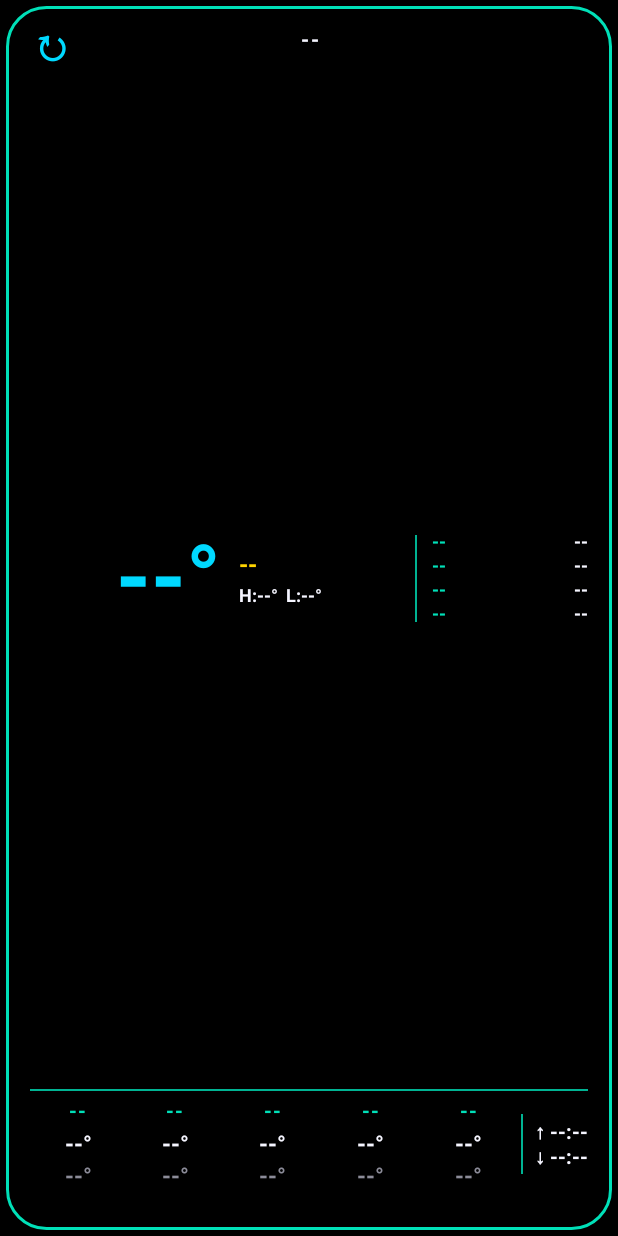
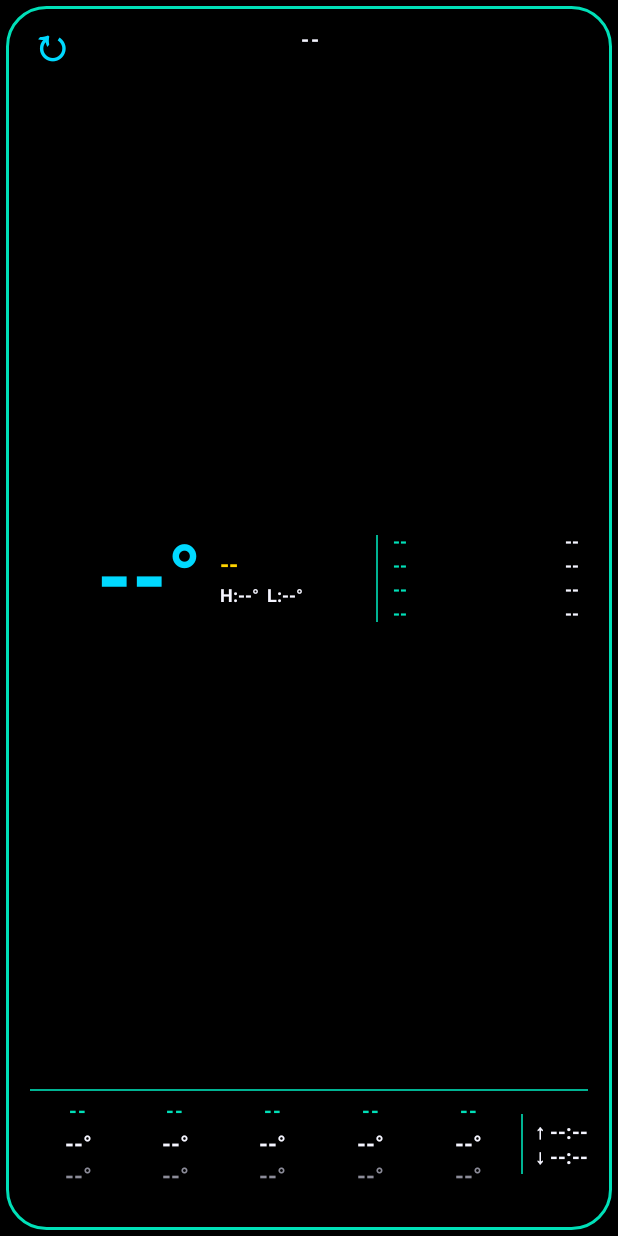
Before and after one commit to ned777/weather-donkey-hub, an Android app: the layout widget_weather_wide.xml on its own in the app's theme, with its tools: preview values and no code run, on a phone screen of 412 x 824 dp. Run offline under Robolectric (Android 15) with nearby library versions, the phone set to English and light mode, and no system bars.

Commit message:
Wide widget: shift Feels/Rain/Wind/Humidity left and widen the label-value gap

```diff
--- a/android/app/src/main/res/layout/widget_weather_wide.xml
+++ b/android/app/src/main/res/layout/widget_weather_wide.xml
@@ -136,9 +136,13 @@
             android:layout_marginEnd="10dp"
             android:background="@color/retro_teal_dim" />
 
+        <!-- Feels / Rain / Wind / Humidity: 124dp wide with a 6dp right margin, so the
+             labels sit further left, the values come in a little from the edge, and
+             there's a wider gap between each label and its value. -->
         <LinearLayout
-            android:layout_width="104dp"
+            android:layout_width="124dp"
             android:layout_height="64dp"
+            android:layout_marginEnd="6dp"
             android:orientation="vertical">
             <LinearLayout
                 android:layout_width="match_parent"
```
Also changed, not shown: 1 other file.
